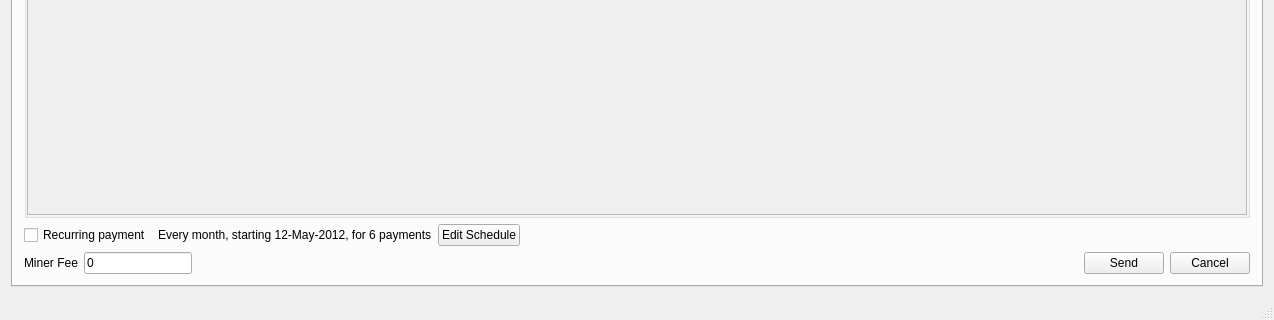
This is src/mainwindow.ui in jahway603/SilentDragonLite as Qt 5 draws it before an edit; both pictures show x 0 to 1274 and y 459 to 779 of the 1274 by 779 pixel window. The edited form follows.
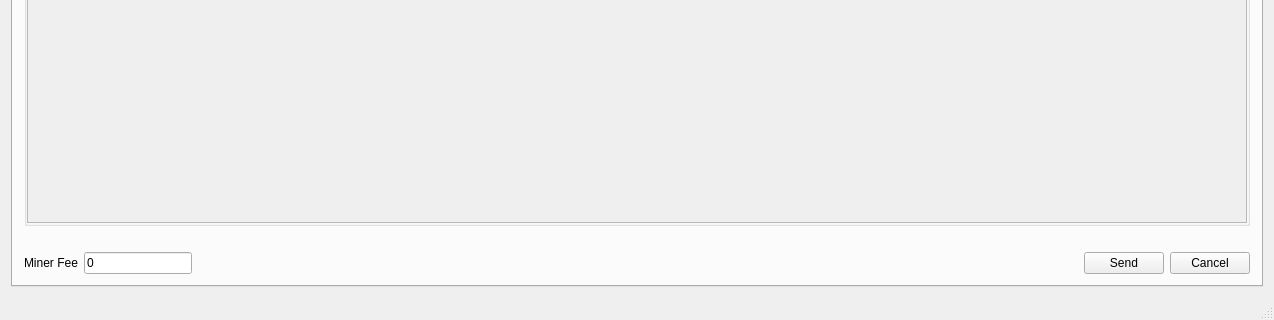
This is the edited form. The open tabs and pages were chosen to show the change. Icons and pictures are not drawn. Custom widgets are drawn as their Qt base class.

Commit message: remove recurring from ui Issue #77

```diff
--- a/src/mainwindow.ui
+++ b/src/mainwindow.ui
@@ -426,7 +426,7 @@
                 <x>0</x>
                 <y>0</y>
                 <width>1226</width>
-                <height>488</height>
+                <height>493</height>
                </rect>
               </property>
               <layout class="QVBoxLayout" name="sendToLayout">
@@ -611,33 +611,6 @@
         </item>
         <item>
          <layout class="QHBoxLayout" name="layoutSendRecurring">
-          <item>
-           <widget class="QCheckBox" name="chkRecurring">
-            <property name="text">
-             <string>Recurring payment</string>
-            </property>
-           </widget>
-          </item>
-          <item>
-           <widget class="QLabel" name="lblRecurDesc">
-            <property name="text">
-             <string>Every month, starting 12-May-2012, for 6 payments</string>
-            </property>
-           </widget>
-          </item>
-          <item>
-           <widget class="QPushButton" name="btnRecurSchedule">
-            <property name="text">
-             <string>Edit Schedule</string>
-            </property>
-            <property name="checkable">
-             <bool>false</bool>
-            </property>
-            <property name="checked">
-             <bool>false</bool>
-            </property>
-           </widget>
-          </item>
           <item>
            <spacer name="horizontalSpacer_7">
             <property name="orientation">
```
Left out of the diff: 2 changed lines with no effect on the pictures. The commit also changes 1 other file.
